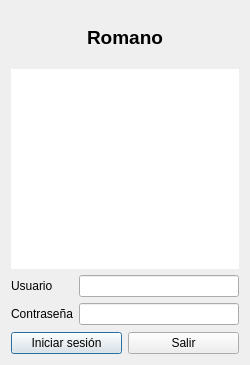
elshaka/Romano, file romano/ui/login.ui: the form before one commit.
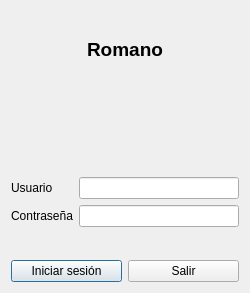
The form after the commit. Icons and pictures are not drawn.

Commit message: Added application logo to login dialog

Patch:
```diff
--- a/romano/ui/login.ui
+++ b/romano/ui/login.ui
@@ -7,7 +7,7 @@
     <x>0</x>
     <y>0</y>
     <width>250</width>
-    <height>365</height>
+    <height>293</height>
    </rect>
   </property>
   <property name="sizePolicy">
@@ -19,7 +19,7 @@
   <property name="minimumSize">
    <size>
     <width>250</width>
-    <height>365</height>
+    <height>0</height>
    </size>
   </property>
   <property name="maximumSize">
@@ -50,79 +50,18 @@
     </widget>
    </item>
    <item>
-    <widget class="QWidget" name="logoWidget" native="true">
-     <property name="minimumSize">
-      <size>
-       <width>0</width>
-       <height>200</height>
-      </size>
+    <widget class="QLabel" name="logoLabel">
+     <property name="text">
+      <string/>
      </property>
-     <property name="palette">
-      <palette>
-       <active>
-        <colorrole role="Base">
-         <brush brushstyle="SolidPattern">
-          <color alpha="255">
-           <red>255</red>
-           <green>255</green>
-           <blue>255</blue>
-          </color>
-         </brush>
-        </colorrole>
-        <colorrole role="Window">
-         <brush brushstyle="SolidPattern">
-          <color alpha="255">
-           <red>255</red>
-           <green>255</green>
-           <blue>255</blue>
-          </color>
-         </brush>
-        </colorrole>
-       </active>
-       <inactive>
-        <colorrole role="Base">
-         <brush brushstyle="SolidPattern">
-          <color alpha="255">
-           <red>255</red>
-           <green>255</green>
-           <blue>255</blue>
-          </color>
-         </brush>
-        </colorrole>
-        <colorrole role="Window">
-         <brush brushstyle="SolidPattern">
-          <color alpha="255">
-           <red>255</red>
-           <green>255</green>
-           <blue>255</blue>
-          </color>
-         </brush>
-        </colorrole>
-       </inactive>
-       <disabled>
-        <colorrole role="Base">
-         <brush brushstyle="SolidPattern">
-          <color alpha="255">
-           <red>255</red>
-           <green>255</green>
-           <blue>255</blue>
-          </color>
-         </brush>
-        </colorrole>
-        <colorrole role="Window">
-         <brush brushstyle="SolidPattern">
-          <color alpha="255">
-           <red>255</red>
-           <green>255</green>
-           <blue>255</blue>
-          </color>
-         </brush>
-        </colorrole>
-       </disabled>
-      </palette>
+     <property name="pixmap">
+      <pixmap resource="pixmaps/pixmaps.qrc">:/icons/romano-icon.png</pixmap>
      </property>
-     <property name="autoFillBackground">
-      <bool>true</bool>
+     <property name="scaledContents">
+      <bool>false</bool>
+     </property>
+     <property name="alignment">
+      <set>Qt::AlignCenter</set>
      </property>
     </widget>
    </item>
```
Left out of the diff: 4 changed lines with no effect on the pictures. The commit also changes 1 other file.
